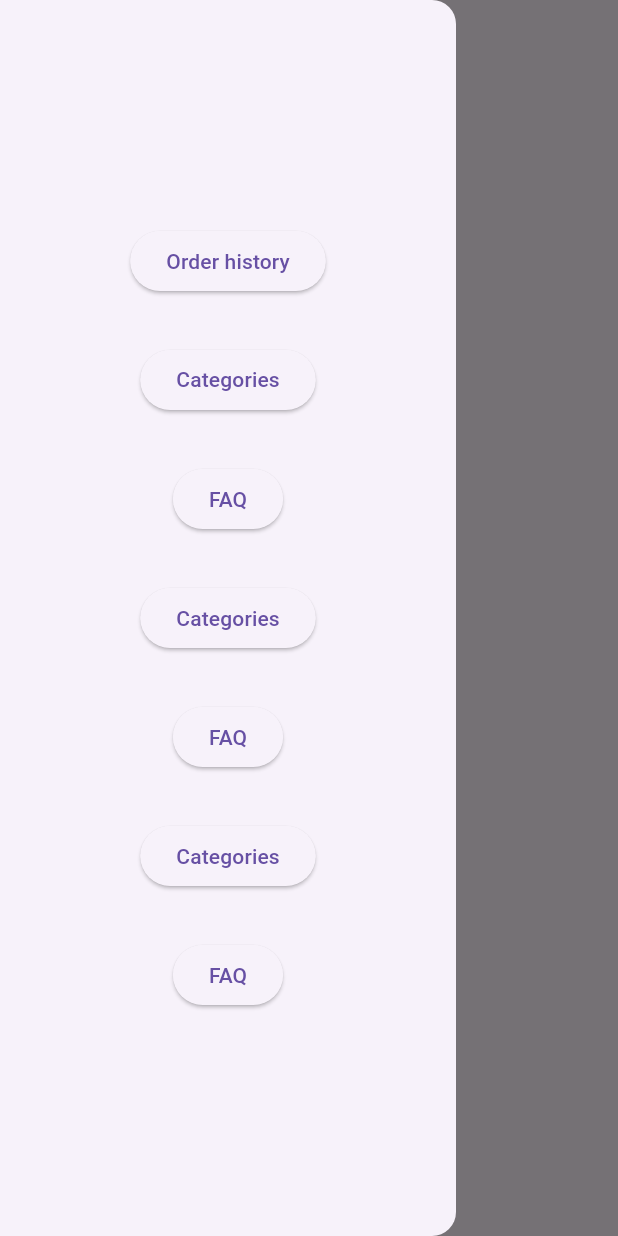
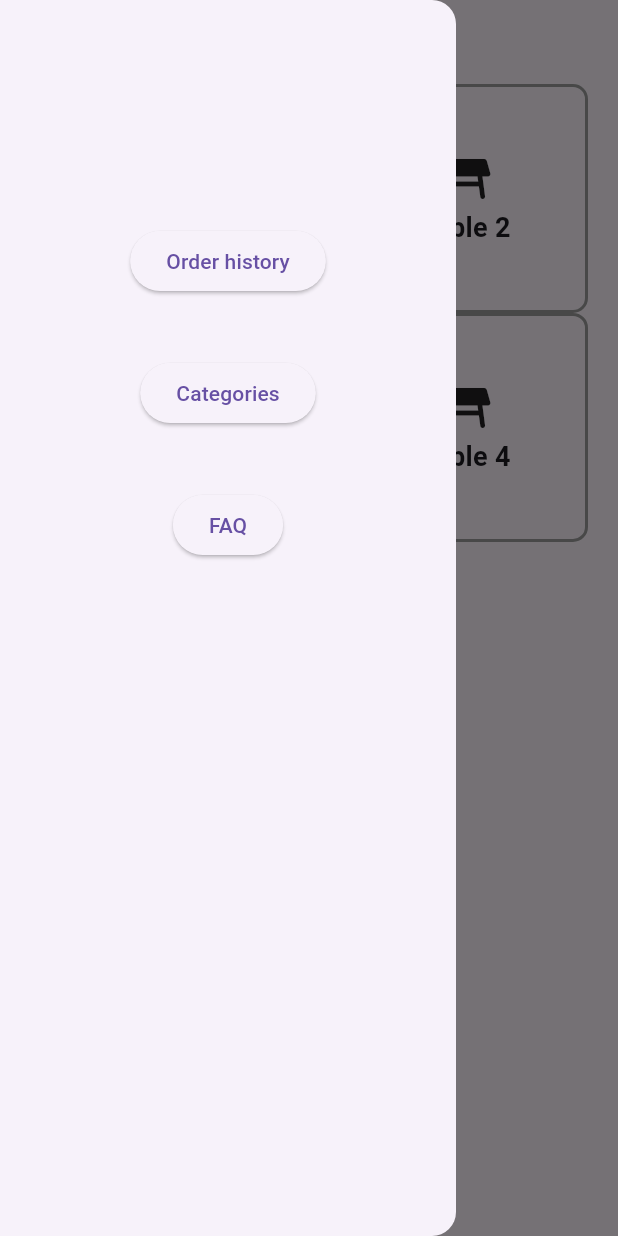
Before and after one commit to meylis1998/waiter_app, a Flutter app: the screen it shows after launch, with the side drawer open, on a phone screen of 412 x 824 dp. Run offline on Flutter 3.47's test engine with Material 3 defaults, Android fonts, the phone set to English and light mode, and no system bars; our stand-ins replace flutter_bloc, hive, hive_flutter; accounts and stored records are empty.

Commit message:
added drawer, table_widget

```diff
--- a/lib/data/repositories/table_repository.dart
+++ b/lib/data/repositories/table_repository.dart
@@ -18,6 +18,16 @@ class TableRepositoryImpl extends TableRepository {
         meals: [Meal(name: 'Burger'), Meal(name: 'Salad')],
         drinks: [Drink(name: 'Juice'), Drink(name: 'Wine')],
       ),
+      TableEntity(
+        id: 3,
+        meals: [Meal(name: 'Plov'), Meal(name: 'Dograma')],
+        drinks: [Drink(name: 'Water'), Drink(name: 'Soda')],
+      ),
+      TableEntity(
+        id: 4,
+        meals: [Meal(name: 'Cheeseburger'), Meal(name: 'Salad')],
+        drinks: [Drink(name: 'Juice'), Drink(name: 'Wine')],
+      ),
     ];
   }
 }
--- a/lib/presentation/screens/custom_drawer.dart
+++ b/lib/presentation/screens/custom_drawer.dart
@@ -11,7 +11,7 @@ class CustomDrawer extends StatelessWidget {
       child: Container(
         padding: const EdgeInsets.symmetric(vertical: 150, horizontal: 20),
         child: Column(
-          mainAxisAlignment: MainAxisAlignment.spaceBetween,
+          // mainAxisAlignment: MainAxisAlignment.spaceBetween,
           children: [
             ElevatedButton(
               onPressed: () {
@@ -23,25 +23,12 @@ class CustomDrawer extends StatelessWidget {
               },
               child: const Text('Order history'),
             ),
-            ElevatedButton(
-              onPressed: () {},
-              child: const Text('Categories'),
-            ),
-            ElevatedButton(
-              onPressed: () {},
-              child: const Text('FAQ'),
-            ),
-            ElevatedButton(
-              onPressed: () {},
-              child: const Text('Categories'),
-            ),
-            ElevatedButton(
-              onPressed: () {},
-              child: const Text('FAQ'),
-            ),
-            ElevatedButton(
-              onPressed: () {},
-              child: const Text('Categories'),
+            Padding(
+              padding: const EdgeInsets.symmetric(vertical: 40),
+              child: ElevatedButton(
+                onPressed: () {},
+                child: const Text('Categories'),
+              ),
             ),
             ElevatedButton(
               onPressed: () {},
--- a/lib/presentation/screens/home_screen.dart
+++ b/lib/presentation/screens/home_screen.dart
@@ -1,6 +1,7 @@
 import 'package:flutter/material.dart';
 import 'package:flutter_bloc/flutter_bloc.dart';
 import 'package:waiter_app/presentation/screens/custom_drawer.dart';
+import 'package:waiter_app/presentation/widgets/table_widget.dart';
 
 import '../bloc/table_bloc.dart';
 
@@ -16,20 +17,26 @@ class HomeScreen extends StatelessWidget {
       ),
       body: BlocBuilder<TableBloc, TableState>(
         builder: (context, state) {
-          return ListView.builder(
+          return GridView.builder(
+            gridDelegate: const SliverGridDelegateWithFixedCrossAxisCount(
+              crossAxisCount: 2,
+              crossAxisSpacing: 5,
+              childAspectRatio: 4 / 3,
+            ),
             itemCount: state.tables.length,
             itemBuilder: (context, index) {
               final table = state.tables[index];
-              return ListTile(
-                title: Text('Table ${table.id}'),
-                onTap: () {
-                  Navigator.pushNamed(
-                    context,
-                    '/order',
-                    arguments: table,
-                  );
-                },
-              );
+              // return ListTile(
+              //   title: Text('Table ${table.id}'),
+              //   onTap: () {
+              //     Navigator.pushNamed(
+              //       context,
+              //       '/order',
+              //       arguments: table,
+              //     );
+              //   },
+              // );
+              return TableWidget(table: table);
             },
           );
         },
--- a/lib/presentation/screens/order_screen.dart
+++ b/lib/presentation/screens/order_screen.dart
@@ -80,12 +80,19 @@ class OrderScreen extends StatelessWidget {
                 ),
               ),
               Padding(
-                padding: const EdgeInsets.all(16.0),
-                child: ElevatedButton(
+                padding: const EdgeInsets.only(bottom: 400),
+                child: FilledButton(
                   onPressed: () {
                     context.read<TableBloc>().add(PlaceOrder(table.id));
                   },
-                  child: const Text('Place Order'),
+                  style: FilledButton.styleFrom(
+                    backgroundColor: Colors.black,
+                    shape: RoundedRectangleBorder(
+                      borderRadius: BorderRadius.circular(10),
+                    ),
+                    padding: const EdgeInsets.symmetric(vertical: 10, horizontal: 50)
+                  ),
+                  child: const Text('Place Order', style: TextStyle(fontWeight: FontWeight.bold, fontSize: 20),),
                 ),
               ),
             ],
--- /dev/null
+++ b/lib/presentation/widgets/table_widget.dart
@@ -0,0 +1,36 @@
+import 'package:flutter/material.dart';
+import 'package:waiter_app/domain/entities/table_entity.dart';
+
+class TableWidget extends StatelessWidget {
+  const TableWidget({super.key, required this.table});
+
+  final TableEntity table;
+
+  @override
+  Widget build(BuildContext context) {
+    return Container(
+      width: double.infinity,
+      margin: const EdgeInsets.symmetric(horizontal: 20),
+      decoration: BoxDecoration(
+        border: Border.all(
+          color: Colors.grey,
+          width: 2,
+        ),
+        borderRadius: BorderRadius.circular(10),
+      ),
+      child: Column(
+        mainAxisAlignment: MainAxisAlignment.center,
+        children: [
+          const Icon(Icons.table_restaurant_rounded, size: 40),
+          Text(
+            'Table ${table.id}',
+            style: TextStyle(
+              fontSize: 18,
+              fontWeight: FontWeight.bold,
+            ),
+          ),
+        ],
+      ),
+    );
+  }
+}
```
